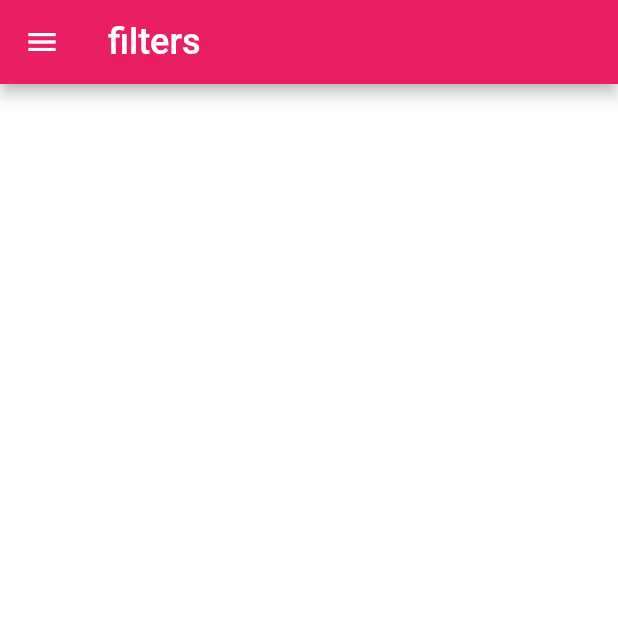
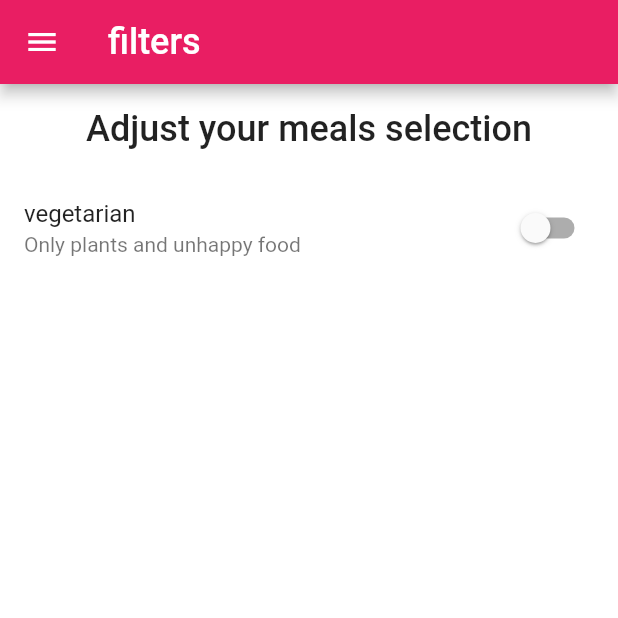
Before and after one commit to anovazzi1/meals_app, a Flutter app: the screen it shows after launch, in the side drawer, after a tap on "Filters", on a phone screen of 412 x 824 dp, the top half of it. Run offline on Flutter 3.47's test engine with Material 2 defaults, Android fonts, the phone set to English and light mode, and no system bars; Roboto replaces fonts that are missing (Raleway).

Commit message:
filter logic working

```diff
--- a/lib/category_meals_screen.dart
+++ b/lib/category_meals_screen.dart
@@ -1,9 +1,13 @@
 import 'package:flutter/material.dart';
 import 'package:meals_app/meal_item.dart';
-import 'dummy_data.dart';
+import 'models/meal.dart';
 
 class CategoryMealsScreen extends StatelessWidget {
   static const RouteName = '/category-meals';
+  final List <Meal> availableMeals;
+
+  const CategoryMealsScreen({Key? key, required this.availableMeals}) : super(key: key);
+
 
   @override
   Widget build(BuildContext context) {
@@ -12,7 +16,7 @@ class CategoryMealsScreen extends StatelessWidget {
     final String? categoryId = args['id'];
     final String? categoryTitle = args['title'];
 
-    final categoryMeals = DUMMY_MEALS.where((meal) {
+    final categoryMeals =availableMeals.where((meal) {
       return meal.categories.contains(categoryId);
     }).toList();
 
--- a/lib/filters_screen.dart
+++ b/lib/filters_screen.dart
@@ -1,15 +1,65 @@
 import 'package:flutter/material.dart';
 import 'package:meals_app/main_drawer.dart';
 
-class FilterScreen extends StatelessWidget {
-  const FilterScreen({Key? key}) : super(key: key);
+class FilterScreen extends StatefulWidget {
+  final Function setFilter;
+  final bool filterState;
+  const FilterScreen(this.filterState,this.setFilter, {Key? key}) : super(key: key);
   static const RouteName = "FilterScreen";
+
+  @override
+  State<FilterScreen> createState() => _FilterScreenState();
+
+}
+
+class _FilterScreenState extends State<FilterScreen> {
+
+  @override
+  void initState() {
+    actualState = widget.filterState;
+    super.initState();
+  }
+  var actualState = false;
+
+  void isSwitched(bool value){
+    actualState = value;
+    widget.setFilter({"vegetarian":value});
+  }
 
   @override
   Widget build(BuildContext context) {
     return Scaffold(
-      appBar: AppBar(title: Text("filters"),),
+      appBar: AppBar(
+        title: Text("filters"),
+      ),
       drawer: MainDrawer(),
+      body: Column(
+        children: [
+          Container(
+            padding: EdgeInsets.all(16),
+            child: Text(
+              "Adjust your meals selection",
+              style: Theme.of(context).textTheme.headline6,
+            ),
+          ),
+          Expanded(
+              child: ListView(
+            children: [
+              SwitchListTile(
+                title: Text("vegetarian"),
+                value: actualState,
+
+                onChanged: (bool newValue){
+                  setState(() {
+                    isSwitched(newValue);
+                  });
+                },
+                subtitle: Text('Only plants and unhappy food'),
+              )
+            ],
+          ))
+        ],
+      ),
     );
   }
 }
--- a/lib/main.dart
+++ b/lib/main.dart
@@ -1,23 +1,43 @@
 import 'package:flutter/material.dart';
 import 'package:meals_app/categories_screen.dart';
 import 'package:meals_app/category_meals_screen.dart';
+import 'package:meals_app/dummy_data.dart';
 import 'package:meals_app/filters_screen.dart';
-import 'package:meals_app/models/meal_detail_screen.dart';
+import 'package:meals_app/meal_detail_screen.dart';
 import 'package:meals_app/tabs_screen.dart';
 import 'package:meals_app/themeConfig.dart';
 
+import 'models/meal.dart';
+
 void main() => runApp(MyApp());
 
-class MyApp extends StatelessWidget {
+class MyApp extends StatefulWidget {
+  @override
+  State<MyApp> createState() => _MyAppState();
+}
+
+class _MyAppState extends State<MyApp> {
+  Map<String,bool> _filters = {
+    'vegetarian':false,
+  };
+
+  List<Meal> _availableMeals = DUMMY_MEALS;
+  void _setFilters(Map<String,bool> filterData)
+  {
+    _filters = filterData;
+
+    _availableMeals= DUMMY_MEALS.where((element) => !_filters['vegetarian']! || (element.isVegetarian == _filters['vegetarian']) ).toList();
+  }
+
   @override
   Widget build(BuildContext context) {
     return MaterialApp(
       title: 'DayliMeals',
       routes: {
         '/': (context)=>TabsScreen(),
-        CategoryMealsScreen.RouteName: (context)=> CategoryMealsScreen(),
+        CategoryMealsScreen.RouteName: (context)=> CategoryMealsScreen(availableMeals: _availableMeals,),
         MealDetailScreen.mealRoute: (context) => MealDetailScreen(),
-        FilterScreen.RouteName: (context) => FilterScreen()
+        FilterScreen.RouteName: (context) => FilterScreen(_filters['vegetarian']!,_setFilters)
       },
 
       theme: theme.copyWith(colorScheme: theme.colorScheme.copyWith(secondary: Colors.amber)),
--- a/lib/meal_item.dart
+++ b/lib/meal_item.dart
@@ -1,7 +1,7 @@
 import 'package:flutter/cupertino.dart';
 import 'package:flutter/material.dart';
 import 'package:meals_app/models/meal.dart';
-import 'package:meals_app/models/meal_detail_screen.dart';
+import 'package:meals_app/meal_detail_screen.dart';
 
 class MealItem extends StatelessWidget {
   final String id;
@@ -12,7 +12,9 @@ class MealItem extends StatelessWidget {
 
   MealItem(this.title, this.imageUrl, this.duration, this.complexity,this.id);
 
-  void selectMeal() {}
+  void selectMeal(BuildContext context) {
+    Navigator.of(context).pushNamed(MealDetailScreen.mealRoute,arguments: id);
+  }
 
   String get complexityText {
     if(complexity == Complexity.Simple)
@@ -26,9 +28,7 @@ class MealItem extends StatelessWidget {
   @override
   Widget build(BuildContext context) {
     return InkWell(
-      onTap: (){
-        Navigator.of(context).pushNamed(MealDetailScreen.mealRoute,arguments: id);
-      },
+      onTap: ()=>selectMeal(context),
       child: Card(
         shape: RoundedRectangleBorder(
           borderRadius: BorderRadius.circular(15),
```
Also changed, not shown: lib/meal_detail_screen.dart (renamed from lib/models/meal_detail_screen.dart, +22 -13 lines).
